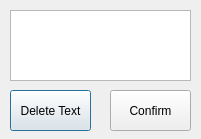
PotatoJedi/FaceSwitch2, file interfaces/keybind_window.ui: the form before one commit.
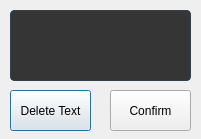
The form after the commit.

Diff of the .ui file:
```diff
--- a/interfaces/keybind_window.ui
+++ b/interfaces/keybind_window.ui
@@ -51,6 +51,24 @@
      <height>71</height>
     </rect>
    </property>
+   <property name="styleSheet">
+    <string notr="true">QPlainTextEdit {
+  background-color: #353535;
+  color: #F0F0F0;
+  border-radius: 4px;
+  border: 1px solid #32414B;
+}
+
+QPlainTextEdit:hover {
+  border: 1px solid #148CD2;
+  color: #F0F0F0;
+}
+
+QPlainTextEdit:selected {
+  background: #1464A0;
+  color: #32414B;
+}</string>
+   </property>
    <property name="frameShape">
     <enum>QFrame::StyledPanel</enum>
    </property>
@@ -60,6 +78,9 @@
    <property name="readOnly">
     <bool>true</bool>
    </property>
+   <property name="plainText">
+    <string/>
+   </property>
    <property name="textInteractionFlags">
     <set>Qt::NoTextInteraction</set>
    </property>
```
